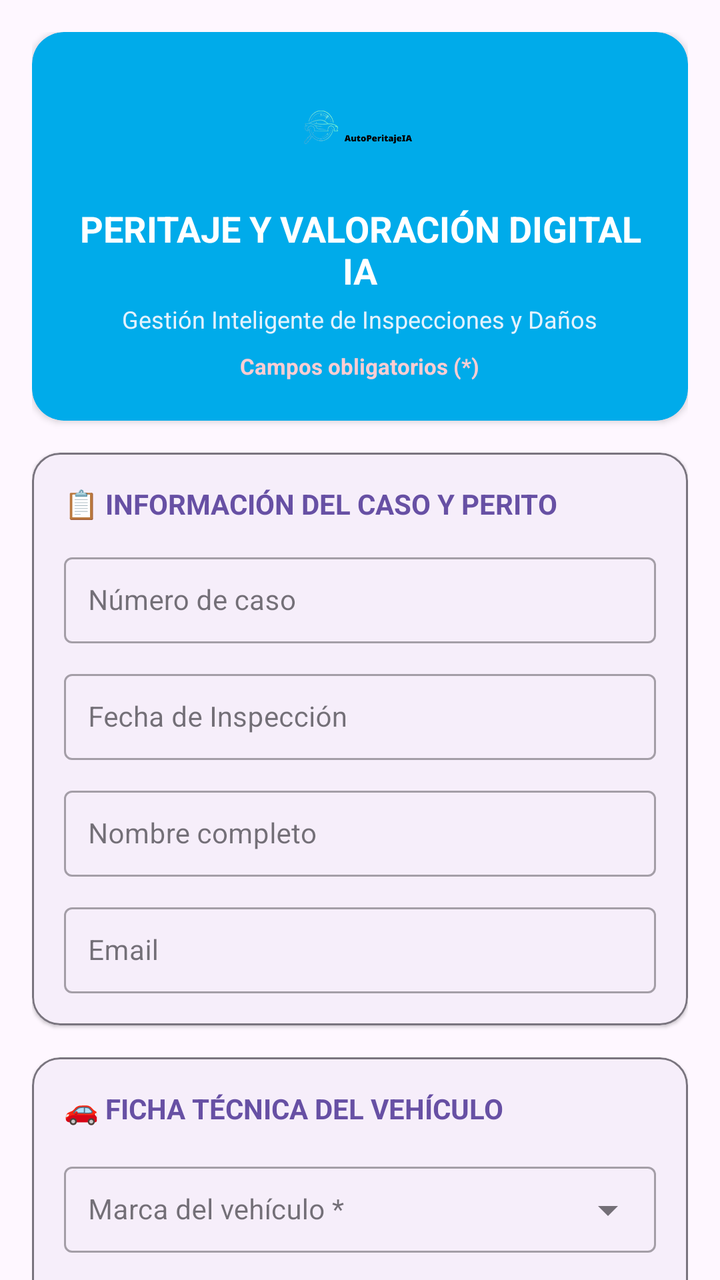
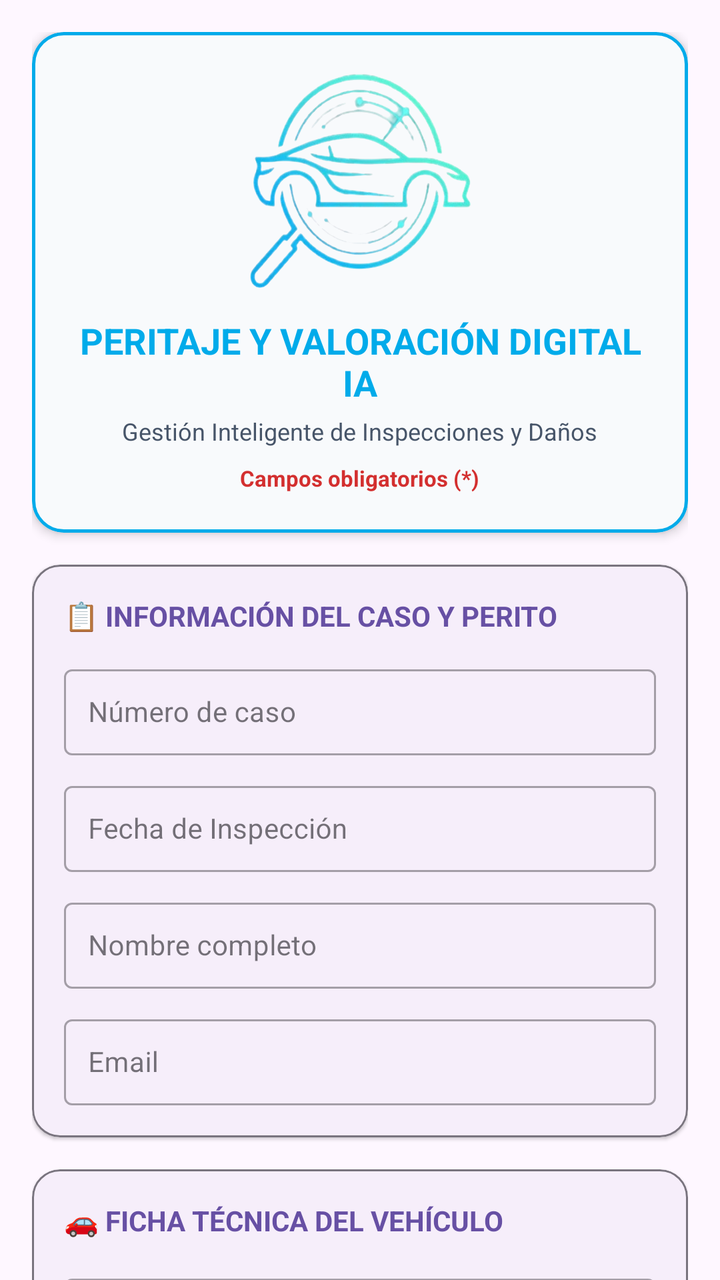

Two renders of the same Android screen: before a commit and after it. Below are the layout's source before the change and the commit's diff.
<!-- AndroidManifest.xml: application theme Theme.Enpartesapp -->
<!-- res/layout/fragment_presupuesto.xml -->
<?xml version="1.0" encoding="utf-8"?>
<androidx.core.widget.NestedScrollView
    xmlns:android="http://schemas.android.com/apk/res/android"
    xmlns:tools="http://schemas.android.com/tools"
    xmlns:app="http://schemas.android.com/apk/res-auto"
    android:layout_width="match_parent"
    android:layout_height="match_parent"
    android:background="?attr/colorSurface"
    tools:context=".ui.presupuesto.PresupuestoFragment">

    <LinearLayout
        android:layout_width="match_parent"
        android:layout_height="wrap_content"
        android:orientation="vertical"
        android:padding="16dp">

        
        <com.google.android.material.card.MaterialCardView
            android:layout_width="match_parent"
            android:layout_height="wrap_content"
            android:layout_marginBottom="16dp"
            app:cardCornerRadius="16dp"
            app:cardElevation="2dp"
            app:strokeWidth="0dp"
            app:cardBackgroundColor="@color/blue">

            <LinearLayout
                android:layout_width="match_parent"
                android:layout_height="wrap_content"
                android:orientation="vertical"
                android:gravity="center"
                android:padding="20dp">

                <ImageView
                    android:layout_width="56dp"
                    android:layout_height="56dp"
                    android:src="@drawable/logo_interno_auto_peritaje_ia"
                    android:layout_marginBottom="10dp"
                    android:contentDescription="@string/descripcion_logo_enpartes" />

                <TextView
                    android:layout_width="wrap_content"
                    android:layout_height="wrap_content"
                    android:text="@string/title_peritaje_header"
                    android:textSize="18sp"
                    android:textStyle="bold"
                    android:textColor="@color/white"
                    android:gravity="center"
                    android:layout_marginBottom="4dp" />

                <TextView
                    android:layout_width="wrap_content"
                    android:layout_height="wrap_content"
                    android:text="@string/subtitle_peritaje_header"
                    android:textColor="#E3F2FD"
                    android:textSize="12sp"
                    android:gravity="center"
                    android:layout_marginBottom="8dp" />

                <TextView
                    android:layout_width="wrap_content"
                    android:layout_height="wrap_content"
                    android:text="@string/campos_obligatorios_asterisk"
                    android:textColor="#FFCDD2"
                    android:textSize="11sp"
                    android:textStyle="bold"
                    android:gravity="center" />
            </LinearLayout>
        </com.google.android.material.card.MaterialCardView>

        
        <com.google.android.material.card.MaterialCardView
            android:layout_width="match_parent"
            android:layout_height="wrap_content"
            android:layout_marginBottom="16dp"
            app:cardCornerRadius="14dp"
            app:cardElevation="1dp"
            app:strokeColor="?attr/colorOutline"
            app:strokeWidth="1dp">

            <LinearLayout
                android:layout_width="match_parent"
                android:layout_height="wrap_content"
                android:orientation="vertical"
                android:padding="16dp">

                <TextView
                    android:layout_width="match_parent"
                    android:layout_height="wrap_content"
                    android:text="@string/card_title_informacion_caso"
                    android:textSize="14sp"
                    android:textStyle="bold"
                    android:textColor="?attr/colorPrimary"
                    android:layout_marginBottom="12dp" />

                <com.google.android.material.textfield.TextInputLayout
                    style="@style/Widget.MaterialComponents.TextInputLayout.OutlinedBox"
                    android:layout_width="match_parent"
                    android:layout_height="wrap_content"
                    android:hint="@string/case_number_hint_2"
                    android:layout_marginBottom="10dp">

                    <com.google.android.material.textfield.TextInputEditText
                        android:id="@+id/etCaseNumber"
                        android:layout_width="match_parent"
                        android:layout_height="wrap_content"
                        android:textSize="14sp"
                        android:padding="12dp" />
                </com.google.android.material.textfield.TextInputLayout>

                <com.google.android.material.textfield.TextInputLayout
                    style="@style/Widget.MaterialComponents.TextInputLayout.OutlinedBox"
                    android:layout_width="match_parent"
                    android:layout_height="wrap_content"
                    android:hint="@string/inspection_date_hint"
                    android:layout_marginBottom="10dp">

                    <com.google.android.material.textfield.TextInputEditText
                        android:id="@+id/etDateOfInspection"
                        android:layout_width="match_parent"
                        android:layout_height="wrap_content"
                        android:focusable="false"
                        android:clickable="true"
                        android:inputType="none"
                        android:textSize="14sp"
                        android:padding="12dp" />
                </com.google.android.material.textfield.TextInputLayout>

                <com.google.android.material.textfield.TextInputLayout
                    style="@style/Widget.MaterialComponents.TextInputLayout.OutlinedBox"
                    android:layout_width="match_parent"
                    android:layout_height="wrap_content"
                    android:hint="@string/full_name_hint"
                    android:layout_marginBottom="10dp">

                    <com.google.android.material.textfield.TextInputEditText
                        android:id="@+id/etFullName"
                        android:layout_width="match_parent"
                        android:layout_height="wrap_content"
                        android:textSize="14sp"
                        android:padding="12dp" />
                </com.google.android.material.textfield.TextInputLayout>

                <com.google.android.material.textfield.TextInputLayout
                    style="@style/Widget.MaterialComponents.TextInputLayout.OutlinedBox"
                    android:layout_width="match_parent"
                    android:layout_height="wrap_content"
                    android:hint="@string/email_hint">

                    <com.google.android.material.textfield.TextInputEditText
                        android:id="@+id/etEmail"
                        android:layout_width="match_parent"
                        android:layout_height="wrap_content"
                        android:inputType="textEmailAddress"
                        android:textSize="14sp"
                        android:padding="12dp" />
                </com.google.android.material.textfield.TextInputLayout>

            </LinearLayout>
        </com.google.android.material.card.MaterialCardView>

        
        <com.google.android.material.card.MaterialCardView
            android:layout_width="match_parent"
            android:layout_height="wrap_content"
            android:layout_marginBottom="16dp"
            app:cardCornerRadius="14dp"
            app:cardElevation="1dp"
            app:strokeColor="?attr/colorOutline"
            app:strokeWidth="1dp">

            <LinearLayout
                android:layout_width="match_parent"
                android:layout_height="wrap_content"
                android:orientation="vertical"
                android:padding="16dp">

                <TextView
                    android:layout_width="match_parent"
                    android:layout_height="wrap_content"
                    android:text="@string/card_title_ficha_vehiculo"
                    android:textSize="14sp"
                    android:textStyle="bold"
                    android:textColor="?attr/colorPrimary"
                    android:layout_marginBottom="12dp" />

                
                <com.google.android.material.textfield.TextInputLayout
                    style="@style/Widget.MaterialComponents.TextInputLayout.OutlinedBox.ExposedDropdownMenu"
                    android:layout_width="match_parent"
                    android:layout_height="wrap_content"
                    android:hint="@string/vehicle_brand_label"
                    android:layout_marginBottom="10dp">

                    <AutoCompleteTextView
                        android:id="@+id/spinnerMarcaVehiculo"
                        android:layout_width="match_parent"
                        android:layout_height="wrap_content"
                        android:inputType="none"
                        android:textSize="14sp"
                        android:padding="12dp"
                        android:labelFor="@+id/spinnerMarcaVehiculo" />
                </com.google.android.material.textfield.TextInputLayout>

                <com.google.android.material.textfield.TextInputLayout
                    android:id="@+id/tilMarcaOtro"
                    style="@style/Widget.MaterialComponents.TextInputLayout.OutlinedBox"
                    android:layout_width="match_parent"
                    android:layout_height="wrap_content"
                    android:hint="Especifique la marca"
                    android:layout_marginBottom="10dp"
                    android:visibility="gone">

                    <com.google.android.material.textfield.TextInputEditText
                        android:id="@+id/etMarcaOtro"
                        android:layout_width="match_parent"
                        android:layout_height="wrap_content"
                        android:textSize="14sp" />
                </com.google.android.material.textfield.TextInputLayout>

                
                <com.google.android.material.textfield.TextInputLayout
                    style="@style/Widget.MaterialComponents.TextInputLayout.OutlinedBox.ExposedDropdownMenu"
                    android:layout_width="match_parent"
                    android:layout_height="wrap_content"
                    android:hint="@string/vehicle_model_label"
                    android:layout_marginBottom="10dp">

                    <AutoCompleteTextView
                        android:id="@+id/spinnerModeloVehiculo"
                        android:layout_width="match_parent"
                        android:layout_height="wrap_content"
                        android:inputType="none"
                        android:textSize="14sp"
                        android:padding="12dp"
                        android:labelFor="@+id/spinnerModeloVehiculo" />
                </com.google.android.material.textfield.TextInputLayout>

                <com.google.android.material.textfield.TextInputLayout
                    android:id="@+id/tilModeloOtro"
                    style="@style/Widget.MaterialComponents.TextInputLayout.OutlinedBox"
                    android:layout_width="match_parent"
                    android:layout_height="wrap_content"
                    android:hint="Especifique el modelo"
                    android:layout_marginBottom="10dp"
                    android:visibility="gone">

                    <com.google.android.material.textfield.TextInputEditText
                        android:id="@+id/etModeloOtro"
                        android:layout_width="match_parent"
                        android:layout_height="wrap_content"
                        android:textSize="14sp" />
                </com.google.android.material.textfield.TextInputLayout>

                
                <com.google.android.material.textfield.TextInputLayout
                    style="@style/Widget.MaterialComponents.TextInputLayout.OutlinedBox.ExposedDropdownMenu"
                    android:layout_width="match_parent"
                    android:layout_height="wrap_content"
                    android:hint="@string/vehicle_type_label"
                    android:layout_marginBottom="10dp">

                    <AutoCompleteTextView
                        android:id="@+id/spinnerTipoVehiculo"
                        android:layout_width="match_parent"
                        android:layout_height="wrap_content"
                        android:inputType="none"
                        android:textSize="14sp"
                        android:padding="12dp"
                        android:labelFor="@+id/spinnerTipoVehiculo" />
                </com.google.android.material.textfield.TextInputLayout>

                
                <com.google.android.material.textfield.TextInputLayout
                    style="@style/Widget.MaterialComponents.TextInputLayout.OutlinedBox"
                    android:layout_width="match_parent"
                    android:layout_height="wrap_content"
                    android:hint="@string/vehicle_year_hint"
                    android:layout_marginBottom="10dp">

                    <com.google.android.material.textfield.TextInputEditText
                        android:id="@+id/etVehicleYear"
                        android:layout_width="match_parent"
                        android:layout_height="wrap_content"
                        android:focusable="false"
                        android:clickable="true"
                        android:textSize="14sp"
                        android:padding="12dp" />
                </com.google.android.material.textfield.TextInputLayout>

                <com.google.android.material.textfield.TextInputLayout
                    style="@style/Widget.MaterialComponents.TextInputLayout.OutlinedBox.ExposedDropdownMenu"
                    android:layout_width="match_parent"
                    android:layout_height="wrap_content"
                    android:hint="@string/vehicle_color_label"
                    android:layout_marginBottom="10dp">

                    <AutoCompleteTextView
                        android:id="@+id/spinnerVehicleColor"
                        android:layout_width="match_parent"
                        android:layout_height="wrap_content"
                        android:inputType="none"
                        android:textSize="14sp"
                        android:padding="12dp"
                        android:labelFor="@+id/spinnerVehicleColor" />
                </com.google.android.material.textfield.TextInputLayout>

                
                <com.google.android.material.textfield.TextInputLayout
                    style="@style/Widget.MaterialComponents.TextInputLayout.OutlinedBox"
                    android:layout_width="match_parent"
                    android:layout_height="wrap_content"
                    android:hint="@string/vin_number_hint"
                    android:layout_marginBottom="10dp">

                    <com.google.android.material.textfield.TextInputEditText
                        android:id="@+id/etVINnumber"
                        android:layout_width="match_parent"
                        android:layout_height="wrap_content"
                        android:textSize="14sp"
                        android:padding="12dp" />
                </com.google.android.material.textfield.TextInputLayout>

                
                <com.google.android.material.textfield.TextInputLayout
                    style="@style/Widget.MaterialComponents.TextInputLayout.OutlinedBox.ExposedDropdownMenu"
                    android:layout_width="match_parent"
                    android:layout_height="wrap_content"
                    android:hint="@string/country_label"
                    android:layout_marginBottom="10dp">

                    <AutoCompleteTextView
                        android:id="@+id/spinnerCountry"
                        android:layout_width="match_parent"
                        android:layout_height="wrap_content"
                        android:inputType="none"
                        android:textSize="14sp"
                        android:padding="12dp"
                        android:labelFor="@+id/spinnerCountry" />
                </com.google.android.material.textfield.TextInputLayout>

                <com.google.android.material.textfield.TextInputLayout
                    style="@style/Widget.MaterialComponents.TextInputLayout.OutlinedBox.ExposedDropdownMenu"
                    android:layout_width="match_parent"
                    android:layout_height="wrap_content"
                    android:hint="@string/state_label"
                    android:layout_marginBottom="10dp">

                    <AutoCompleteTextView
                        android:id="@+id/spinnerState"
                        android:layout_width="match_parent"
                        android:layout_height="wrap_content"
                        android:inputType="none"
                        android:textSize="14sp"
                        android:padding="12dp"
                        android:labelFor="@+id/spinnerState" />
                </com.google.android.material.textfield.TextInputLayout>

                <com.google.android.material.textfield.TextInputLayout
                    style="@style/Widget.MaterialComponents.TextInputLayout.OutlinedBox.ExposedDropdownMenu"
                    android:layout_width="match_parent"
                    android:layout_height="wrap_content"
                    android:hint="@string/city_label">

                    <AutoCompleteTextView
                        android:id="@+id/spinnerCity"
                        android:layout_width="match_parent"
                        android:layout_height="wrap_content"
                        android:inputType="none"
                        android:textSize="14sp"
                        android:padding="12dp"
                        android:labelFor="@+id/spinnerCity" />
                </com.google.android.material.textfield.TextInputLayout>

            </LinearLayout>
        </com.google.android.material.card.MaterialCardView>

        
        <com.google.android.material.card.MaterialCardView
            android:layout_width="match_parent"
            android:layout_height="wrap_content"
            android:layout_marginBottom="16dp"
            app:cardCornerRadius="14dp"
            app:cardElevation="1dp"
            app:strokeColor="?attr/colorOutline"
            app:strokeWidth="1dp">

            <LinearLayout
                android:layout_width="match_parent"
                android:layout_height="wrap_content"
                android:orientation="vertical"
                android:padding="16dp">

                <TextView
                    android:layout_width="match_parent"
                    android:layout_height="wrap_content"
                    android:text="@string/card_title_evidencia_fotos"
                    android:textSize="14sp"
                    android:textStyle="bold"
                    android:textColor="?attr/colorPrimary"
                    android:layout_marginBottom="4dp" />

                <TextView
                    android:layout_width="match_parent"
                    android:layout_height="wrap_content"
                    android:text="@string/card_subtitle_evidencia_fotos"
                    android:textSize="12sp"
                    android:textColor="?android:attr/textColorSecondary"
                    android:layout_marginBottom="12dp" />

                <androidx.recyclerview.widget.RecyclerView
                    android:id="@+id/recyclerView"
                    android:layout_width="match_parent"
                    android:layout_height="wrap_content"
                    tools:listitem="@layout/item_foto" />

            </LinearLayout>
        </com.google.android.material.card.MaterialCardView>

        
        <com.google.android.material.progressindicator.LinearProgressIndicator
            android:id="@+id/progressBar"
            android:layout_width="match_parent"
            android:layout_height="wrap_content"
            android:layout_marginTop="8dp"
            android:indeterminate="true"
            android:visibility="gone" />

        
        <LinearLayout
            android:layout_width="match_parent"
            android:layout_height="wrap_content"
            android:orientation="horizontal"
            android:layout_marginTop="16dp"
            android:layout_marginBottom="24dp"
            android:gravity="center"
            android:padding="4dp">

            <com.google.android.material.button.MaterialButton
                android:id="@+id/btnCancelar"
                style="@style/Widget.MaterialComponents.Button.OutlinedButton"
                android:layout_width="0dp"
                android:layout_height="54dp"
                android:layout_weight="1"
                android:text="@string/cancel_button"
                android:textColor="@color/naranja"
                android:textSize="14sp"
                app:strokeColor="@color/naranja"
                android:layout_marginEnd="8dp" />

            <com.google.android.material.button.MaterialButton
                android:id="@+id/btnAceptar"
                android:layout_width="0dp"
                android:layout_height="54dp"
                android:layout_weight="1.3"
                android:text="@string/btn_generar_peritaje_ia"
                android:backgroundTint="@color/blue"
                android:textColor="@color/white"
                android:textSize="14sp"
                android:textStyle="bold"
                app:cornerRadius="12dp" />
        </LinearLayout>

    </LinearLayout>

</androidx.core.widget.NestedScrollView>
<!-- res/layout/item_foto.xml (included above) -->
<?xml version="1.0" encoding="utf-8"?>
<com.google.android.material.card.MaterialCardView xmlns:android="http://schemas.android.com/apk/res/android"
    xmlns:app="http://schemas.android.com/apk/res-auto"
    android:layout_width="match_parent"
    android:layout_height="wrap_content"
    android:layout_marginBottom="8dp"
    app:cardCornerRadius="8dp"
    app:cardElevation="1dp"
    app:strokeWidth="1dp"
    app:strokeColor="?attr/colorOutlineVariant">

    <LinearLayout
        android:layout_width="match_parent"
        android:layout_height="wrap_content"
        android:orientation="vertical"
        android:padding="8dp">

        <LinearLayout
            android:layout_width="match_parent"
            android:layout_height="wrap_content"
            android:orientation="horizontal"
            android:gravity="center_vertical">

            
            <com.google.android.material.card.MaterialCardView
                android:layout_width="60dp"
                android:layout_height="60dp"
                app:cardCornerRadius="6dp"
                app:cardElevation="0dp"
                app:strokeWidth="1dp"
                app:strokeColor="?attr/colorOutline">

                <ImageView
                    android:id="@+id/imgFoto"
                    android:layout_width="match_parent"
                    android:layout_height="match_parent"
                    android:scaleType="centerCrop"
                    android:src="@drawable/ic_menu_gallery"
                    android:contentDescription="@string/miniatura_de_la_foto" />
            </com.google.android.material.card.MaterialCardView>

            
            <LinearLayout
                android:layout_width="0dp"
                android:layout_height="wrap_content"
                android:layout_weight="1"
                android:orientation="vertical"
                android:layout_marginStart="10dp">

                <com.google.android.material.textfield.TextInputLayout
                    style="@style/Widget.MaterialComponents.TextInputLayout.OutlinedBox.ExposedDropdownMenu"
                    android:layout_width="match_parent"
                    android:layout_height="wrap_content"
                    android:hint="Tipo de Foto">

                    <AutoCompleteTextView
                        android:id="@+id/spinnerTipoFoto"
                        android:layout_width="match_parent"
                        android:layout_height="wrap_content"
                        android:inputType="none"
                        android:textSize="12sp"
                        android:padding="8dp" />
                </com.google.android.material.textfield.TextInputLayout>

                <LinearLayout
                    android:layout_width="match_parent"
                    android:layout_height="wrap_content"
                    android:orientation="horizontal"
                    android:layout_marginTop="4dp">

                    <com.google.android.material.button.MaterialButton
                        android:id="@+id/btnTomarFoto"
                        style="@style/Widget.MaterialComponents.Button.TextButton"
                        android:layout_width="wrap_content"
                        android:layout_height="wrap_content"
                        android:text="Cámara"
                        android:textSize="11sp" />

                    <com.google.android.material.button.MaterialButton
                        android:id="@+id/btnSubirFoto"
                        style="@style/Widget.MaterialComponents.Button.TextButton"
                        android:layout_width="wrap_content"
                        android:layout_height="wrap_content"
                        android:text="Galería"
                        android:textSize="11sp" />
                </LinearLayout>
            </LinearLayout>

            
            <LinearLayout
                android:layout_width="wrap_content"
                android:layout_height="match_parent"
                android:orientation="vertical"
                android:gravity="center"
                android:layout_marginStart="8dp">

                <ImageButton
                    android:id="@+id/btnAgregar"
                    android:layout_width="32dp"
                    android:layout_height="32dp"
                    android:src="@drawable/add_photo_1_icon"
                    android:scaleType="fitCenter"
                    android:background="?attr/selectableItemBackgroundBorderless"
                    android:layout_marginBottom="12dp"
                    android:contentDescription="@string/agregar_foto" />

                <ImageButton
                    android:id="@+id/btnBorrar"
                    android:layout_width="32dp"
                    android:layout_height="32dp"
                    android:src="@drawable/delete_garbage_trash_icon"
                    android:scaleType="fitCenter"
                    android:background="?attr/selectableItemBackgroundBorderless"
                    android:contentDescription="@string/borrar_foto" />
            </LinearLayout>
        </LinearLayout>
    </LinearLayout>
</com.google.android.material.card.MaterialCardView>
<!-- resources referenced by this layout -->
<resources>
  <color name="blue">#00abea</color>
  <color name="naranja">#fc2b01</color>
  <color name="white">#FFFFFFFF</color>
  <!-- drawable add_photo_1_icon: png bitmap (drawable, 12830 bytes) -->
  <!-- drawable ic_menu_gallery (drawable) -->
  <vector xmlns:android="http://schemas.android.com/apk/res/android"
      android:width="24dp"
      android:height="24dp"
      android:viewportWidth="24.0"
      android:viewportHeight="24.0">
      <path
          android:fillColor="#FF000000"
          android:pathData="M22,16V4c0,-1.1 -0.9,-2 -2,-2H8c-1.1,0 -2,0.9 -2,2v12c0,1.1 0.9,2 2,2h12c1.1,0 2,-0.9 2,-2zm-11,-4l2.03,2.71L16,11l4,5H8l3,-4zM2,6v14c0,1.1 0.9,2 2,2h14v-2H4V6H2z" />
  </vector>
  <!-- drawable logo_interno_auto_peritaje_ia: png bitmap (drawable, 25916 bytes) -->
  <string name="agregar_foto">Agrregar imagen.</string>
  <string name="borrar_foto">Borrar foto.</string>
  <string name="btn_generar_peritaje_ia">⚡ Generar Peritaje IA</string>
  <string name="campos_obligatorios_asterisk">Campos obligatorios (*)</string>
  <string name="cancel_button">Cancelar</string>
  <string name="card_subtitle_evidencia_fotos">Presiona en cada recuadro para capturar o seleccionar la fotografía correspondiente:</string>
  <string name="card_title_evidencia_fotos">📸  EVIDENCIA FOTOGRÁFICA DE DAÑOS</string>
  <string name="card_title_ficha_vehiculo">🚗  FICHA TÉCNICA DEL VEHÍCULO</string>
  <string name="card_title_informacion_caso">📋  INFORMACIÓN DEL CASO Y PERITO</string>
  <string name="case_number_hint_2">Número de caso</string>
  <string name="city_label">Ciudad *</string>
  <string name="country_label">País *</string>
  <string name="descripcion_logo_enpartes">"Logo de enpartes"</string>
  <string name="email_hint">Email</string>
  <string name="full_name_hint">Nombre completo</string>
  <string name="inspection_date_hint">Fecha de Inspección</string>
  <string name="miniatura_de_la_foto">Miniatura de la imagen.</string>
  <string name="state_label">Estado *</string>
  <string name="subtitle_peritaje_header">Gestión Inteligente de Inspecciones y Daños</string>
  <string name="title_peritaje_header">PERITAJE Y VALORACIÓN DIGITAL IA</string>
  <string name="vehicle_brand_label">Marca del vehículo *</string>
  <string name="vehicle_color_label">Color del vehículo *</string>
  <string name="vehicle_model_label">Modelo del vehículo *</string>
  <string name="vehicle_type_label">Tipo del vehículo</string>
  <string name="vehicle_year_hint">Año del Vehículo *</string>
  <string name="vin_number_hint">Número de VIN</string>
  <style name="Theme.Enpartesapp" parent="Theme.MaterialComponents.DayNight.DarkActionBar">
          
          <item name="colorPrimary">@color/purple_500</item>
          <item name="colorPrimaryVariant">@color/purple_700</item>
          
          <item name="colorSecondary">@color/teal_200</item>
          <item name="colorSecondaryVariant">@color/teal_700</item>
          
          <item name="android:statusBarColor">?attr/colorPrimaryVariant</item>
          
          <item name="android:textColor">@color/my_high_contrast_text_color</item>
          <item name="colorSurface">@color/my_high_contrast_background_color</item>
          <item name="editTextColor">@color/my_high_contrast_text_color</item>
          <item name="colorControlNormal">@color/my_high_contrast_text_color</item>
          <item name="colorControlActivated">@color/my_high_contrast_text_color</item>
          <item name="colorControlHighlight">@color/my_high_contrast_text_color</item>
          <item name="colorOnPrimary">@color/my_high_contrast_text_color</item>
          <item name="colorOnSecondary">@color/my_high_contrast_text_color</item>
      </style>
  <color name="purple_500">#FF6200EE</color>
  <color name="purple_700">#FF3700B3</color>
  <color name="teal_200">#FF03DAC5</color>
  <color name="teal_700">#FF018786</color>
  <color name="my_high_contrast_text_color">#FF000000</color>
  <color name="my_high_contrast_background_color">#FFFFFFFF</color>
  <!-- unchanged entries left out for length: 1 -->
</resources>

<!-- the commit's change to res/layout/fragment_presupuesto.xml (unified diff, before → after) -->
@@ -20,9 +20,10 @@
             android:layout_height="wrap_content"
             android:layout_marginBottom="16dp"
             app:cardCornerRadius="16dp"
-            app:cardElevation="2dp"
-            app:strokeWidth="0dp"
-            app:cardBackgroundColor="@color/blue">
+            app:cardElevation="3dp"
+            app:strokeWidth="1.5dp"
+            app:strokeColor="@color/blue"
+            app:cardBackgroundColor="#F8FAFC">
 
             <LinearLayout
                 android:layout_width="match_parent"
@@ -32,10 +33,11 @@
                 android:padding="20dp">
 
                 <ImageView
-                    android:layout_width="56dp"
-                    android:layout_height="56dp"
-                    android:src="@drawable/logo_interno_auto_peritaje_ia"
-                    android:layout_marginBottom="10dp"
+                    android:layout_width="match_parent"
+                    android:layout_height="110dp"
+                    android:src="@drawable/logo_auto_perito_nobg"
+                    android:scaleType="fitCenter"
+                    android:layout_marginBottom="12dp"
                     android:contentDescription="@string/descripcion_logo_enpartes" />
 
                 <TextView
@@ -44,7 +46,7 @@
                     android:text="@string/title_peritaje_header"
                     android:textSize="18sp"
                     android:textStyle="bold"
-                    android:textColor="@color/white"
+                    android:textColor="@color/blue"
                     android:gravity="center"
                     android:layout_marginBottom="4dp" />
 
@@ -52,7 +54,7 @@
                     android:layout_width="wrap_content"
                     android:layout_height="wrap_content"
                     android:text="@string/subtitle_peritaje_header"
-                    android:textColor="#E3F2FD"
+                    android:textColor="#475569"
                     android:textSize="12sp"
                     android:gravity="center"
                     android:layout_marginBottom="8dp" />
@@ -61,7 +63,7 @@
                     android:layout_width="wrap_content"
                     android:layout_height="wrap_content"
                     android:text="@string/campos_obligatorios_asterisk"
-                    android:textColor="#FFCDD2"
+                    android:textColor="#D32F2F"
                     android:textSize="11sp"
                     android:textStyle="bold"
                     android:gravity="center" />
<!-- resource entries referenced after the edit -->
@@ -14,7 +14,7 @@
           android:fillColor="#FF000000"
           android:pathData="M22,16V4c0,-1.1 -0.9,-2 -2,-2H8c-1.1,0 -2,0.9 -2,2v12c0,1.1 0.9,2 2,2h12c1.1,0 2,-0.9 2,-2zm-11,-4l2.03,2.71L16,11l4,5H8l3,-4zM2,6v14c0,1.1 0.9,2 2,2h14v-2H4V6H2z" />
   </vector>
-  <!-- drawable logo_interno_auto_peritaje_ia: png bitmap (drawable, 25916 bytes) -->
+  <!-- drawable logo_auto_perito_nobg: png bitmap (drawable, 175066 bytes) -->
   <string name="agregar_foto">Agrregar imagen.</string>
   <string name="borrar_foto">Borrar foto.</string>
   <string name="btn_generar_peritaje_ia">⚡ Generar Peritaje IA</string>
